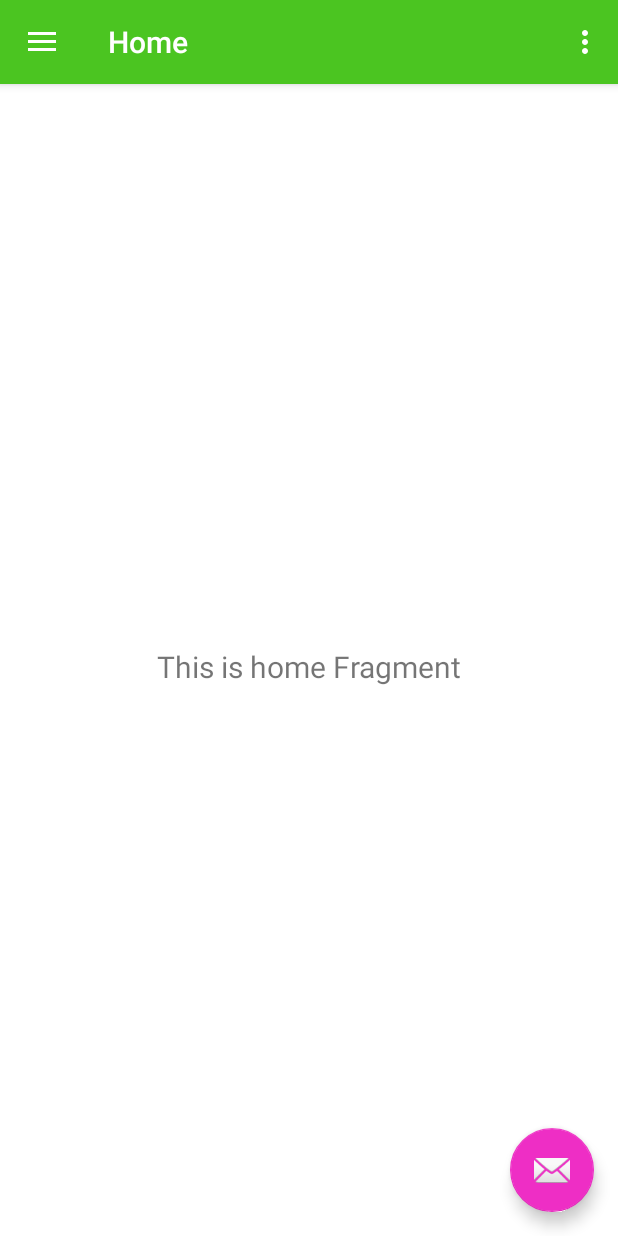
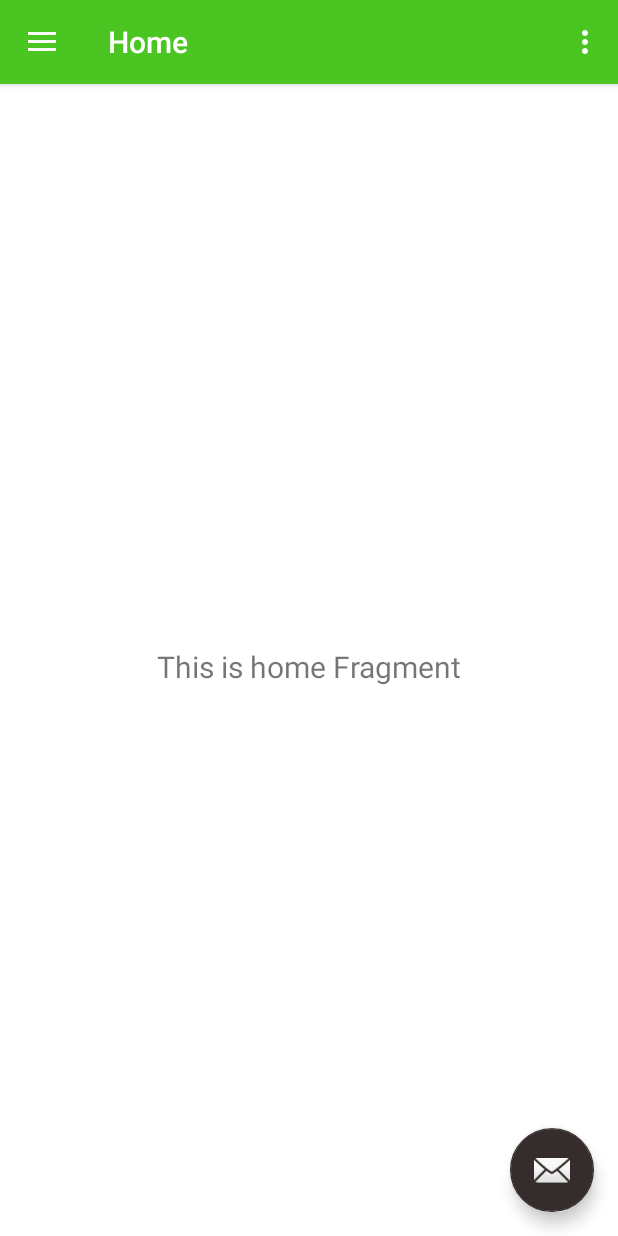
Before and after one commit to emuguy1/Stromtracker, an Android app: the screen it shows after launch (MainActivity), on a phone screen of 412 x 824 dp. Run offline under Robolectric (Android 15) with nearby library versions, the phone set to English and light mode, and no system bars; our stand-ins replace navigation-ui.

Commit message:
color change

```diff
--- a/app/src/main/res/values/colors.xml
+++ b/app/src/main/res/values/colors.xml
@@ -2,5 +2,5 @@
 <resources>
     <color name="colorPrimary">#1200E2</color>
     <color name="colorPrimaryDark">#4BC521</color>
-    <color name="colorAccent">#EE2EC5</color>
+    <color name="colorAccent">#352C2C</color>
 </resources>
```
